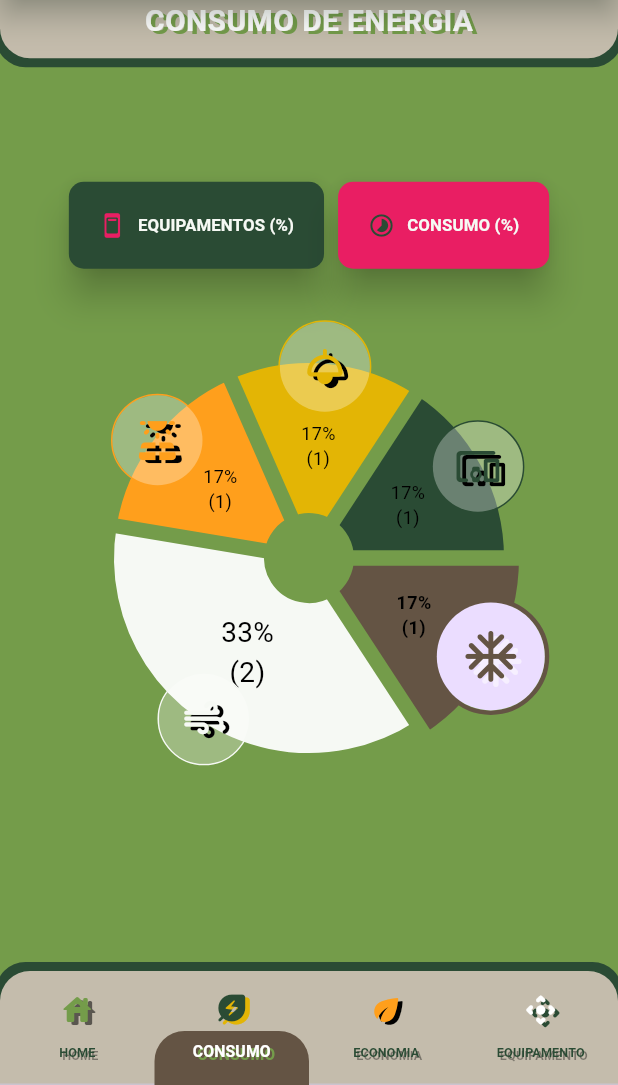
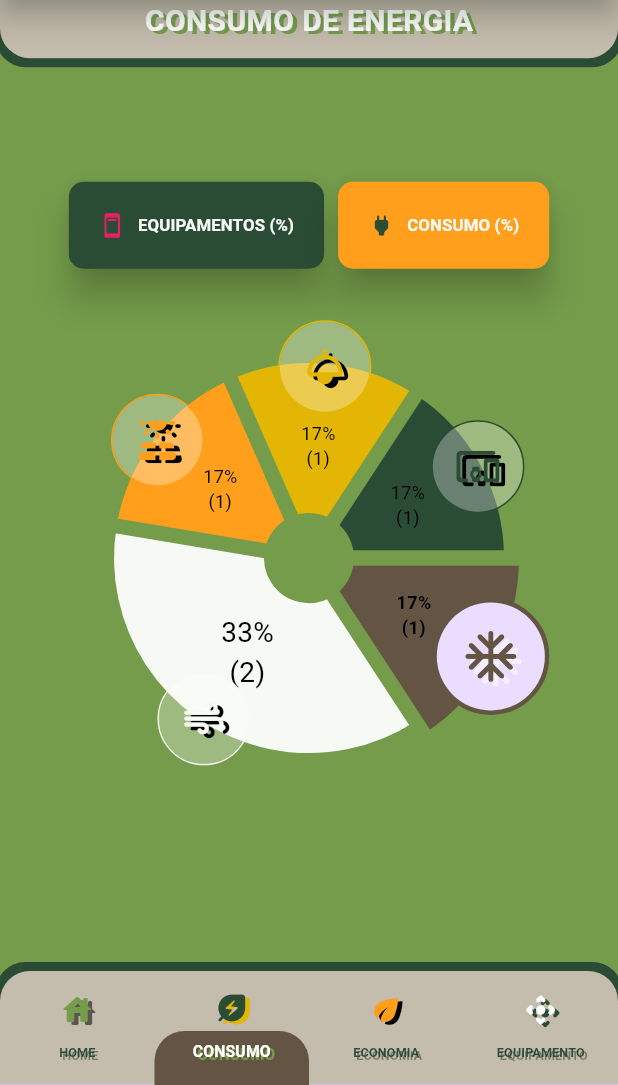
Before and after one commit to JoaoVictorRR-GitHub/EcoHome, a Flutter app: the screen it shows after launch, item 2 of the bottom bar chosen, on a phone screen of 412 x 824 dp, the part 151-1236 px from its top. Run offline on Flutter 3.47's test engine with Material 3 defaults, Android fonts, the phone set to English and light mode, and no system bars; drawn by our look-alikes of fl_chart.

Commit message:
Style: Ajuste nas cores da página.

```diff
--- a/lib/Energia/area_consumo_energia.dart
+++ b/lib/Energia/area_consumo_energia.dart
@@ -46,12 +46,12 @@ class _AreaConsumoEnergiaState extends State<AreaConsumoEnergia> {
               onPressed: () { setState(() { graficosIndex = GraficosEnergia.porcentagemConsumo; }); },
               style: ButtonStyle(
                 elevation:        const WidgetStatePropertyAll(10),
-                backgroundColor:  const WidgetStatePropertyAll(Colors.pink),
-                overlayColor:     const WidgetStatePropertyAll(Colors.pinkAccent),
+                backgroundColor:  const WidgetStatePropertyAll(laranjaTheme),
+                overlayColor:     const WidgetStatePropertyAll(Colors.orangeAccent),
                 padding:          const WidgetStatePropertyAll(EdgeInsets.all(20)),
                 shape:            WidgetStatePropertyAll(RoundedRectangleBorder(borderRadius: borderRadius10)),
               ),
-              icon:   const Icon(Icons.timelapse_rounded, color: verdeThemeI),
+              icon:   const Icon(Icons.power_rounded, color: verdeThemeI),  // Icons.timelapse_rounded.
               label:  const Text('CONSUMO (%)', style: styleBotoesConfirmacao, textScaler: TextScaler.linear(0.8)),
             ),
           ],
```
